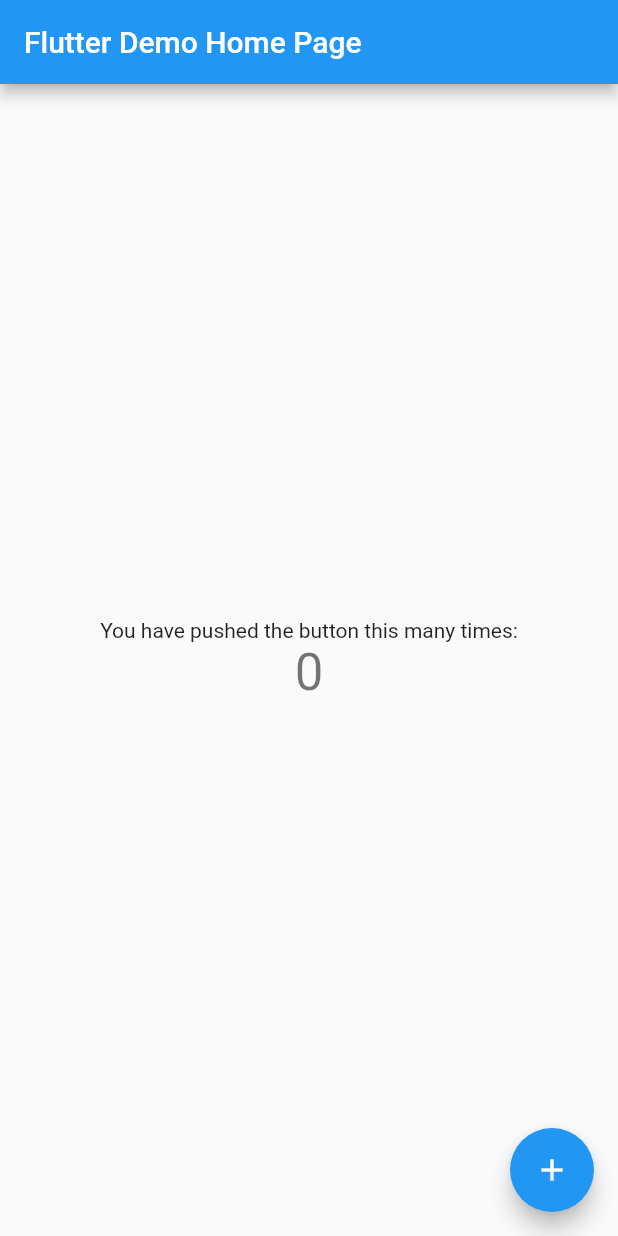
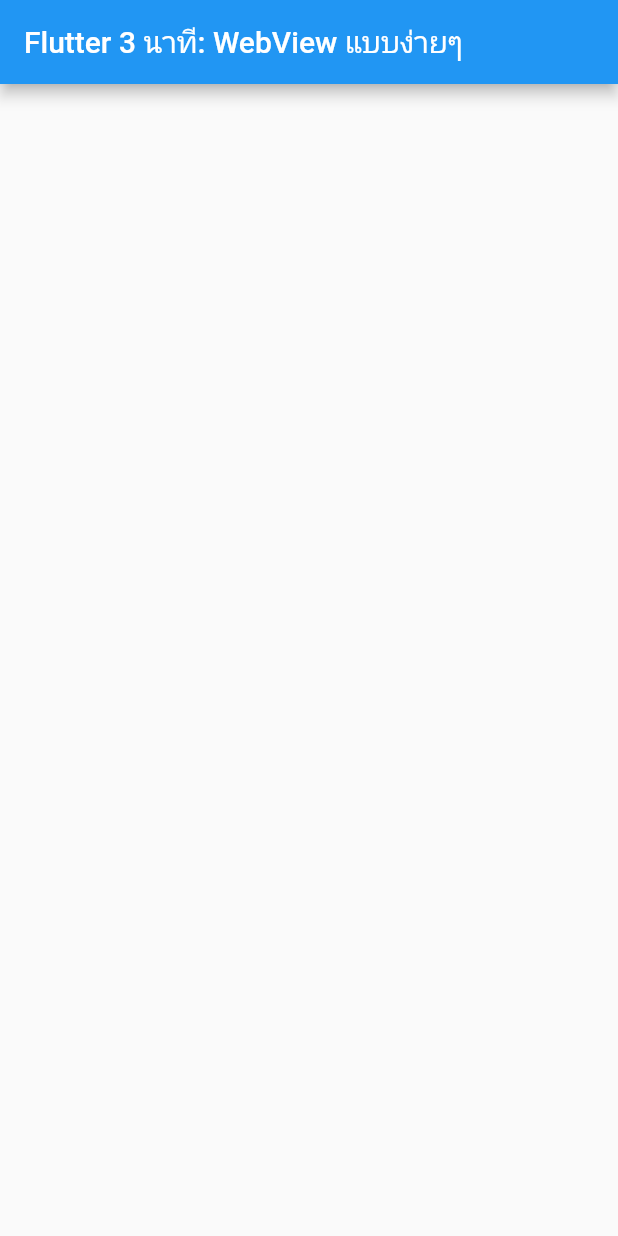
Before and after one commit to teerasej/nextflow-widget-today-webview-1, a Flutter app: the screen it shows after launch, on a phone screen of 412 x 824 dp. Run offline on Flutter 3.47's test engine with Material 2 defaults, Android fonts, the phone set to English and light mode, and no system bars.

Commit message:
edit title

```diff
--- a/lib/main.dart
+++ b/lib/main.dart
@@ -5,43 +5,21 @@ void main() {
 }
 
 class MyApp extends StatelessWidget {
-  // This widget is the root of your application.
   @override
   Widget build(BuildContext context) {
     return MaterialApp(
-      title: 'Flutter Demo',
+      title: 'Nextflow Flutter Widget Today',
       theme: ThemeData(
-        // This is the theme of your application.
-        //
-        // Try running your application with "flutter run". You'll see the
-        // application has a blue toolbar. Then, without quitting the app, try
-        // changing the primarySwatch below to Colors.green and then invoke
-        // "hot reload" (press "r" in the console where you ran "flutter run",
-        // or simply save your changes to "hot reload" in a Flutter IDE).
-        // Notice that the counter didn't reset back to zero; the application
-        // is not restarted.
         primarySwatch: Colors.blue,
-        // This makes the visual density adapt to the platform that you run
-        // the app on. For desktop platforms, the controls will be smaller and
-        // closer together (more dense) than on mobile platforms.
         visualDensity: VisualDensity.adaptivePlatformDensity,
       ),
-      home: MyHomePage(title: 'Flutter Demo Home Page'),
+      home: MyHomePage(title: 'Flutter 3 นาที: WebView แบบง่ายๆ'),
     );
   }
 }
 
 class MyHomePage extends StatefulWidget {
   MyHomePage({Key key, this.title}) : super(key: key);
-
-  // This widget is the home page of your application. It is stateful, meaning
-  // that it has a State object (defined below) that contains fields that affect
-  // how it looks.
-
-  // This class is the configuration for the state. It holds the values (in this
-  // case the title) provided by the parent (in this case the App widget) and
-  // used by the build method of the State. Fields in a Widget subclass are
-  // always marked "final".
 
   final String title;
 
@@ -50,68 +28,16 @@ class MyHomePage extends StatefulWidget {
 }
 
 class _MyHomePageState extends State<MyHomePage> {
-  int _counter = 0;
 
-  void _incrementCounter() {
-    setState(() {
-      // This call to setState tells the Flutter framework that something has
-      // changed in this State, which causes it to rerun the build method below
-      // so that the display can reflect the updated values. If we changed
-      // _counter without calling setState(), then the build method would not be
-      // called again, and so nothing would appear to happen.
-      _counter++;
-    });
-  }
 
   @override
   Widget build(BuildContext context) {
-    // This method is rerun every time setState is called, for instance as done
-    // by the _incrementCounter method above.
-    //
-    // The Flutter framework has been optimized to make rerunning build methods
-    // fast, so that you can just rebuild anything that needs updating rather
-    // than having to individually change instances of widgets.
+
     return Scaffold(
       appBar: AppBar(
-        // Here we take the value from the MyHomePage object that was created by
-        // the App.build method, and use it to set our appbar title.
         title: Text(widget.title),
       ),
-      body: Center(
-        // Center is a layout widget. It takes a single child and positions it
-        // in the middle of the parent.
-        child: Column(
-          // Column is also a layout widget. It takes a list of children and
-          // arranges them vertically. By default, it sizes itself to fit its
-          // children horizontally, and tries to be as tall as its parent.
-          //
-          // Invoke "debug painting" (press "p" in the console, choose the
-          // "Toggle Debug Paint" action from the Flutter Inspector in Android
-          // Studio, or the "Toggle Debug Paint" command in Visual Studio Code)
-          // to see the wireframe for each widget.
-          //
-          // Column has various properties to control how it sizes itself and
-          // how it positions its children. Here we use mainAxisAlignment to
-          // center the children vertically; the main axis here is the vertical
-          // axis because Columns are vertical (the cross axis would be
-          // horizontal).
-          mainAxisAlignment: MainAxisAlignment.center,
-          children: <Widget>[
-            Text(
-              'You have pushed the button this many times:',
-            ),
-            Text(
-              '$_counter',
-              style: Theme.of(context).textTheme.headline4,
-            ),
-          ],
-        ),
-      ),
-      floatingActionButton: FloatingActionButton(
-        onPressed: _incrementCounter,
-        tooltip: 'Increment',
-        child: Icon(Icons.add),
-      ), // This trailing comma makes auto-formatting nicer for build methods.
+      body: Container()
     );
   }
 }
```
